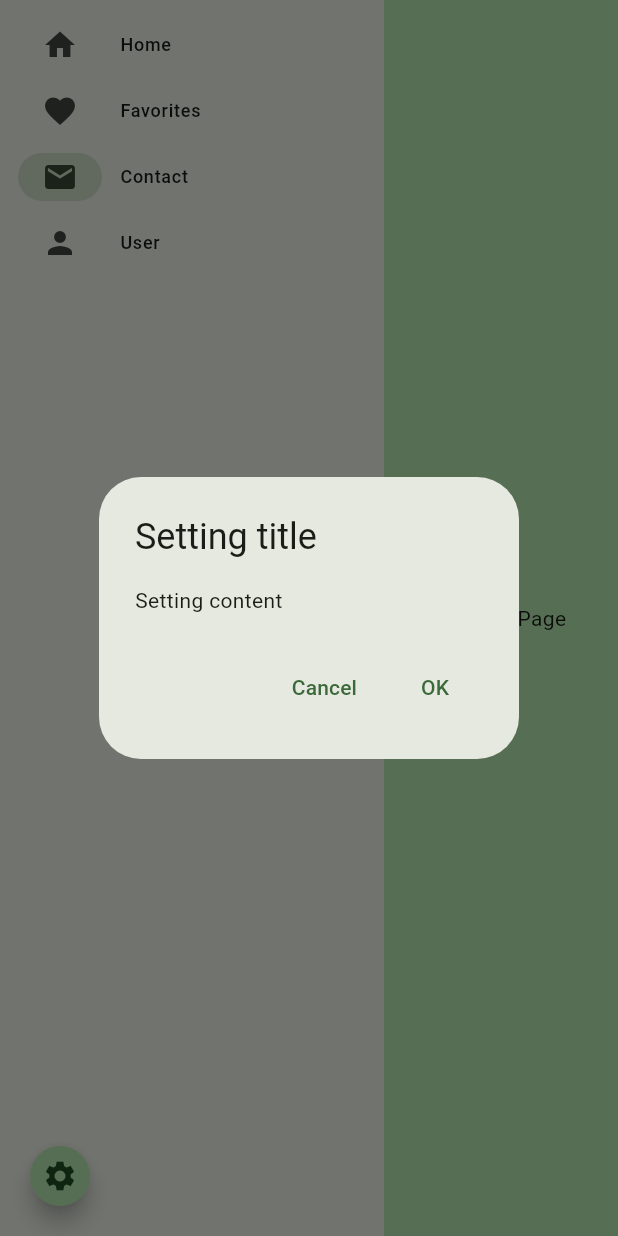
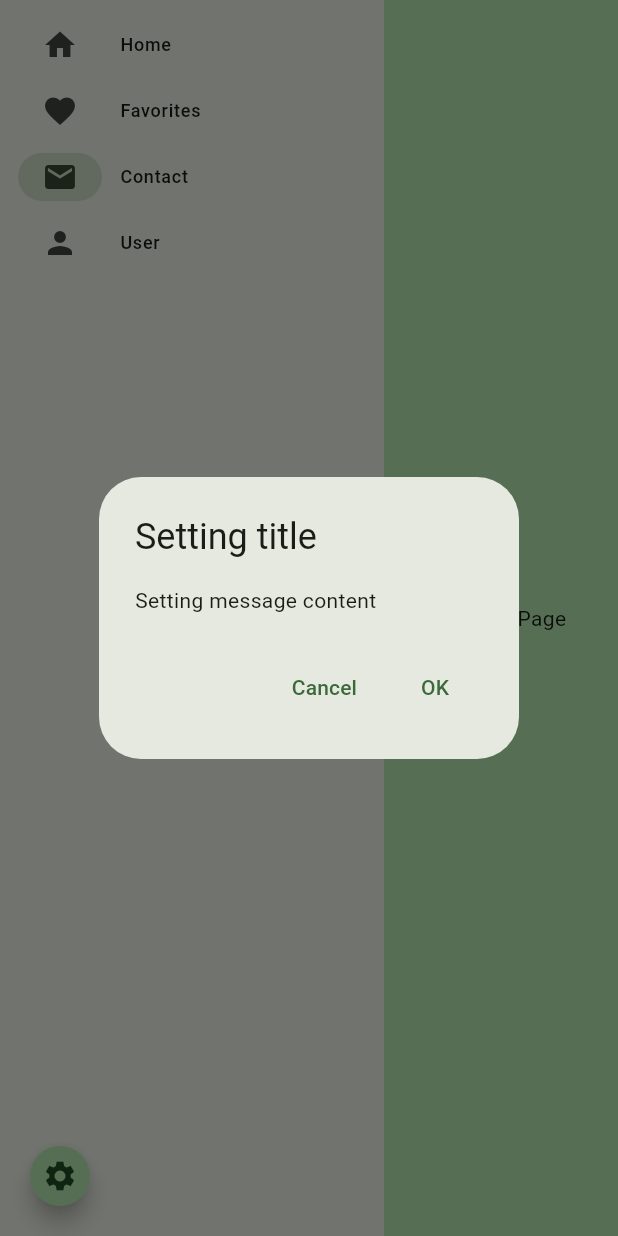
Before and after one commit to nau9904/business, a Flutter app: the screen it shows after launch, after a tap on "Favorites", after a tap on "Contact", after a tap on the "settings" icon, on a phone screen of 412 x 824 dp. Run offline on Flutter 3.47's test engine with Material 3 defaults, Android fonts, the phone set to English and light mode, and no system bars; our stand-ins replace go_router.

```diff
--- a/lib/Utils/showAlertDialog.dart
+++ b/lib/Utils/showAlertDialog.dart
@@ -1,12 +1,12 @@
 import 'package:flutter/material.dart';
 
 Future<void> showAlertDialog(
-    BuildContext context, String title, String content) async {
+    BuildContext context, String title, String ArgContent) async {
   showDialog<String>(
     context: context,
     builder: (BuildContext context) => AlertDialog(
       title: Text(title),
-      content: Text(content),
+      content: Text(ArgContent),
       actions: <Widget>[
         TextButton(
           onPressed: () => Navigator.pop(context, 'Cancel'),
--- a/lib/ViewPage/userInfoScreen.dart
+++ b/lib/ViewPage/userInfoScreen.dart
@@ -16,7 +16,9 @@ class _UserInfoScreenState extends State<UserInfoScreen> {
         future: loadUserById(1),
         builder: (context, snapshot) {
           if (!snapshot.hasData) {
-            return const Center(child: CircularProgressIndicator());
+            return const Center(
+              child: CircularProgressIndicator(),
+            );
           }
 
           final user = snapshot.data!;
--- a/lib/main.dart
+++ b/lib/main.dart
@@ -1,10 +1,12 @@
 import 'package:business/ViewPage/contact.dart';
 import 'package:business/ViewPage/favorite.dart';
 import 'package:business/ViewPage/login.dart';
+import 'package:business/ViewPage/userInfoScreen.dart';
 import 'package:flutter/material.dart';
 import 'package:flutter_web_plugins/url_strategy.dart';
 import 'package:go_router/go_router.dart';
 
+import 'Controller/LoginHandler.dart';
 import 'Utils/showAlertDialog.dart';
 import 'ViewPage/generator.dart';
 // import 'package:sqflite_common_ffi/sqflite_ffi.dart';
@@ -24,7 +26,7 @@ class MyApp extends StatelessWidget {
   @override
   Widget build(BuildContext context) {
     return MaterialApp.router(
-      title: 'CHẬU CẢNH',
+      title: 'STORE',
       theme: ThemeData(
         colorScheme: ColorScheme.fromSeed(seedColor: Colors.green),
         useMaterial3: true,
@@ -34,84 +36,6 @@ class MyApp extends StatelessWidget {
     );
   }
 }
-
-// class MyHomePage extends StatefulWidget {
-//   final Widget page = GeneratorPage();
-//   MyHomePage(Widget page);
-//   @override
-//   State<MyHomePage> createState() => MyShell(child: child)
-// }
-
-// class _MyHomePageState extends State<MyHomePage> {
-//   var selectedIndex = 0;
-//   Widget page
-//
-//   _MyHomePageState(this.page);
-//   @override
-//   Widget build(BuildContext context) {
-//     return Scaffold(
-//       body: Row(
-//         children: [
-//           SafeArea(
-//             child: NavigationRail(
-//               extended: true,
-//               destinations: const [
-//                 NavigationRailDestination(
-//                   icon: Icon(Icons.home),
-//                   label: Text('Home'),
-//                 ),
-//                 NavigationRailDestination(
-//                   icon: Icon(Icons.favorite),
-//                   label: Text('Favorites'),
-//                 ),
-//                 NavigationRailDestination(
-//                   icon: Icon(Icons.email),
-//                   label: Text('Contact'),
-//                 ),
-//                 NavigationRailDestination(
-//                   icon: Icon(Icons.person),
-//                   label: Text('User'),
-//                 ),
-//               ],
-//               selectedIndex: selectedIndex,
-//               onDestinationSelected: (value) {
-//                 setState(() => selectedIndex = value);
-//                 switch (value) {
-//                   case 0:
-//                     Navigator.pushReplacementNamed(context, '/home');
-//                     break;
-//                   case 1:
-//                     Navigator.pushReplacementNamed(context, '/favorite');
-//                     break;
-//                   case 2:
-//                     Navigator.pushReplacementNamed(context, '/contact');
-//                     break;
-//                   case 3:
-//                     Navigator.pushReplacementNamed(context, '/login');
-//                     break;
-//                 }
-//               },
-//             ),
-//           ),
-//           Expanded(
-//             child: Container(
-//               color: Theme.of(context).colorScheme.primaryContainer,
-//               child: page,
-//             ),
-//           ),
-//         ],
-//       ),
-//       floatingActionButton: FloatingActionButton(
-//         onPressed: () =>
-//             showAlertDialog(context, "Setting title", "Setting content"),
-//         shape: RoundedRectangleBorder(borderRadius: BorderRadius.circular(50)),
-//         child: const Icon(Icons.settings),
-//         mini: true,
-//       ),
-//       floatingActionButtonLocation: FloatingActionButtonLocation.startFloat,
-//     );
-//   }
-// }
 
 final _router = GoRouter(
   initialLocation: '/home',
@@ -142,6 +66,10 @@ final _router = GoRouter(
           name: 'login',
           builder: (_, __) => const LoginPage(),
         ),
+        GoRoute(
+            path: '/userinfo',
+            name: 'userinfo',
+            builder: (_, __) => const UserInfoScreen()),
       ],
     ),
   ],
@@ -172,7 +100,8 @@ class MyShell extends StatelessWidget {
         context.go('/contact');
         break;
       case 3:
-        context.go('/login');
+        final destination = loginState.value ? '/userinfo' : '/login';
+        context.go(destination);
         break;
     }
   }
@@ -218,8 +147,8 @@ class MyShell extends StatelessWidget {
         ],
       ),
       floatingActionButton: FloatingActionButton(
-        onPressed: () =>
-            showAlertDialog(context, "Setting title", "Setting content"),
+        onPressed: () => showAlertDialog(
+            context, "Setting title", "Setting message content"),
         shape: RoundedRectangleBorder(borderRadius: BorderRadius.circular(50)),
         child: const Icon(Icons.settings),
         mini: true,
```
Also changed, not shown: lib/Component/loadingHandler.dart (added, +7 -0 lines), lib/Controller/LoginHandler.dart (+7 -5 lines).
